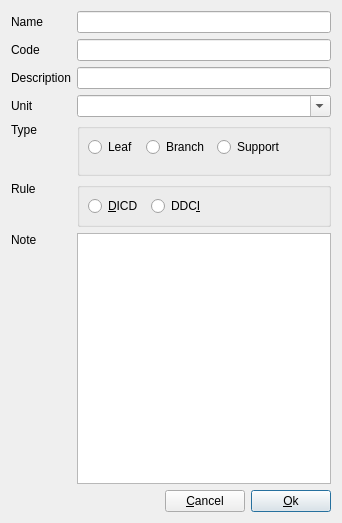
Above: dialog/editnode/editnodefinance.ui from YtxCash/YTX before the change. Below: the same form after it.
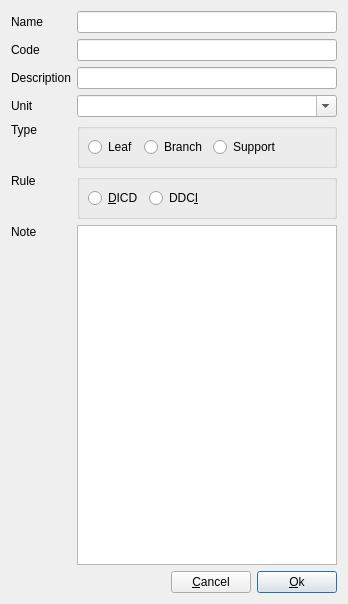
That is the form after the change. Custom widgets are drawn as their Qt base class.

```diff
--- a/dialog/editnode/editnodefinance.ui
+++ b/dialog/editnode/editnodefinance.ui
@@ -6,8 +6,8 @@
    <rect>
     <x>0</x>
     <y>0</y>
-    <width>342</width>
-    <height>523</height>
+    <width>348</width>
+    <height>604</height>
    </rect>
   </property>
   <layout class="QGridLayout" name="gridLayout_3">
@@ -72,7 +72,7 @@
        <number>8</number>
       </property>
       <property name="spacing">
-       <number>8</number>
+       <number>-1</number>
       </property>
       <item row="0" column="0">
        <widget class="QRadioButton" name="rBtnDICD">
@@ -288,35 +288,9 @@
        <number>8</number>
       </property>
       <property name="spacing">
-       <number>8</number>
+       <number>-1</number>
       </property>
-      <item row="0" column="0">
-       <widget class="QRadioButton" name="rBtnLeaf">
-        <property name="sizePolicy">
-         <sizepolicy hsizetype="Preferred" vsizetype="Fixed">
-          <horstretch>0</horstretch>
-          <verstretch>0</verstretch>
-         </sizepolicy>
-        </property>
-        <property name="text">
-         <string>Leaf</string>
-        </property>
-       </widget>
-      </item>
-      <item row="0" column="3" rowspan="2">
-       <spacer name="horizontalSpacer_3">
-        <property name="orientation">
-         <enum>Qt::Orientation::Horizontal</enum>
-        </property>
-        <property name="sizeHint" stdset="0">
-         <size>
-          <width>40</width>
-          <height>5</height>
-         </size>
-        </property>
-       </spacer>
-      </item>
-      <item row="0" column="1">
+      <item row="1" column="2">
        <widget class="QRadioButton" name="rBtnBranch">
         <property name="sizePolicy">
          <sizepolicy hsizetype="Preferred" vsizetype="Fixed">
@@ -329,7 +303,20 @@
         </property>
        </widget>
       </item>
-      <item row="0" column="2">
+      <item row="1" column="1">
+       <widget class="QRadioButton" name="rBtnLeaf">
+        <property name="sizePolicy">
+         <sizepolicy hsizetype="Preferred" vsizetype="Fixed">
+          <horstretch>0</horstretch>
+          <verstretch>0</verstretch>
+         </sizepolicy>
+        </property>
+        <property name="text">
+         <string>Leaf</string>
+        </property>
+       </widget>
+      </item>
+      <item row="1" column="3">
        <widget class="QRadioButton" name="rBtnSupport">
         <property name="sizePolicy">
          <sizepolicy hsizetype="Preferred" vsizetype="Fixed">
@@ -342,6 +329,19 @@
         </property>
        </widget>
       </item>
+      <item row="1" column="4">
+       <spacer name="horizontalSpacer_3">
+        <property name="orientation">
+         <enum>Qt::Orientation::Horizontal</enum>
+        </property>
+        <property name="sizeHint" stdset="0">
+         <size>
+          <width>40</width>
+          <height>5</height>
+         </size>
+        </property>
+       </spacer>
+      </item>
      </layout>
     </widget>
    </item>
```
